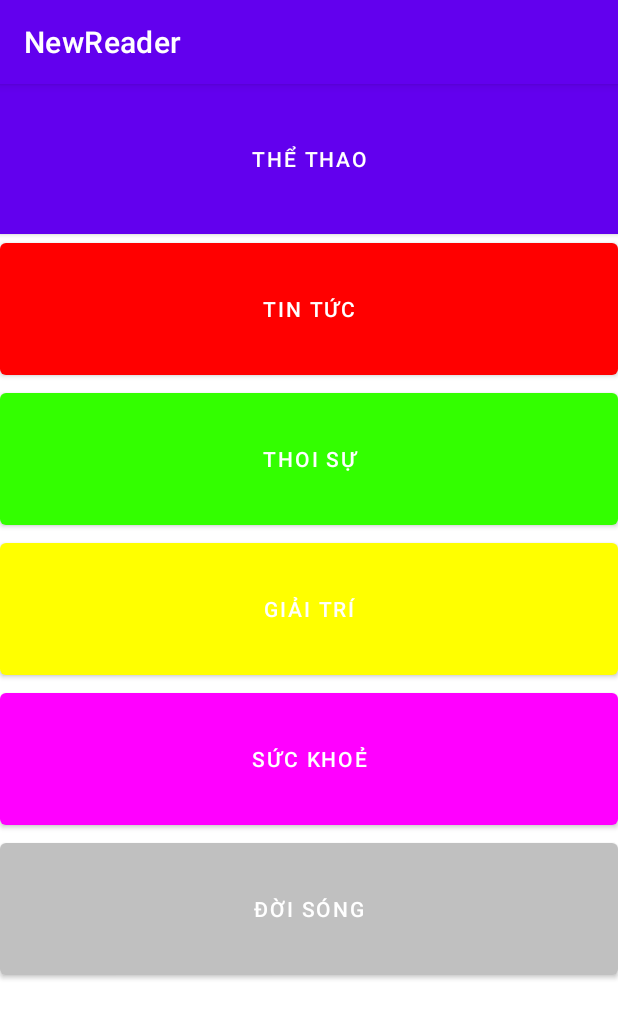
After one commit to VANDINHHOAI/NewsReader, an Android app: the BaoMoiActivity screen opened directly, with no data from a screen before it, on a phone screen of 412 x 824 dp. The commit adds this screen. Shown: the top 1019 px of the screen. Run offline under Robolectric (Android 15) with nearby library versions, the phone set to English and light mode, and no system bars.

Commit message:
second commit

```diff
--- /dev/null
+++ b/app/src/main/java/com/example/newreader/BaoMoiActivity.java
@@ -0,0 +1,87 @@
+package com.example.newreader;
+
+import androidx.appcompat.app.AppCompatActivity;
+import androidx.core.content.ContextCompat;
+
+import android.content.Intent;
+import android.os.Bundle;
+import android.view.View;
+import android.widget.Button;
+
+public class BaoMoiActivity extends AppCompatActivity {
+
+    Button btnTheThao, btnTinTuc, btnThoiSu, btnGiaiTri, btnSucKhoe, btnDoiSong;
+    @Override
+    protected void onCreate(Bundle savedInstanceState) {
+        super.onCreate(savedInstanceState);
+        setContentView(R.layout.activity_bao_moi);
+
+        btnTheThao = findViewById(R.id.buttonTheThaoBm);
+        btnTinTuc = findViewById(R.id.buttonTinTucBm);
+        btnThoiSu = findViewById(R.id.buttonThoisuBm);
+        btnGiaiTri = findViewById(R.id.buttonGiaitriBm);
+        btnSucKhoe = findViewById(R.id.buttonSuckhoeBm);
+        btnDoiSong = findViewById(R.id.buttonDoiSongBm);
+
+        btnTheThao.setBackgroundColor(ContextCompat.getColor(this, R.color.teal_700));
+        btnTinTuc.setBackgroundColor(ContextCompat.getColor(this, R.color.red));
+        btnThoiSu.setBackgroundColor(ContextCompat.getColor(this, R.color.green));
+        btnGiaiTri.setBackgroundColor(ContextCompat.getColor(this, R.color.yellow));
+        btnSucKhoe.setBackgroundColor(ContextCompat.getColor(this, R.color.pink));
+        btnDoiSong.setBackgroundColor(ContextCompat.getColor(this, R.color.silver));
+
+        btnTheThao.setOnClickListener(new View.OnClickListener() {
+            @Override
+            public void onClick(View v) {
+                String link = "https://tuoitre.vn/rss/the-thao.rss";
+                pushLink(link);
+            }
+        });
+
+        btnTinTuc.setOnClickListener(new View.OnClickListener() {
+            @Override
+            public void onClick(View v) {
+                String link = "https://tuoitre.vn/rss/tin-tuc.rss";
+                pushLink(link);
+            }
+        });
+
+        btnThoiSu.setOnClickListener(new View.OnClickListener() {
+            @Override
+            public void onClick(View v) {
+                String link = "https://tuoitre.vn/rss/thoi-su.rss";
+                pushLink(link);
+            }
+        });
+
+        btnGiaiTri.setOnClickListener(new View.OnClickListener() {
+            @Override
+            public void onClick(View v) {
+                String link = "https://tuoitre.vn/rss/giai-tri.rss";
+                pushLink(link);
+            }
+        });
+
+        btnSucKhoe.setOnClickListener(new View.OnClickListener() {
+            @Override
+            public void onClick(View v) {
+                String link = "https://tuoitre.vn/rss/suc-khoe.rss";
+                pushLink(link);
+            }
+        });
+
+        btnDoiSong.setOnClickListener(new View.OnClickListener() {
+            @Override
+            public void onClick(View v) {
+                String link = "https://tuoitre.vn/rss/doi-song.rss";
+                pushLink(link);
+            }
+        });
+    }
+
+    private void pushLink(String link) {
+        Intent intent = new Intent(BaoMoiActivity.this, MainActivity.class);
+        intent.putExtra("LINK", link);
+        startActivity(intent);
+    }
+}
--- /dev/null
+++ b/app/src/main/res/layout/activity_bao_moi.xml
@@ -0,0 +1,58 @@
+<?xml version="1.0" encoding="utf-8"?>
+<LinearLayout xmlns:android="http://schemas.android.com/apk/res/android"
+    xmlns:app="http://schemas.android.com/apk/res-auto"
+    xmlns:tools="http://schemas.android.com/tools"
+    android:layout_width="match_parent"
+    android:layout_height="match_parent"
+    tools:context=".HomeActivity"
+    android:orientation="vertical">
+
+    <Button
+        android:id="@+id/buttonTheThaoBm"
+        android:layout_width="match_parent"
+        android:background="@color/teal_700"
+        android:layout_height="100dp"
+        android:text="thể thao"
+        tools:layout_editor_absoluteX="58dp"
+        tools:layout_editor_absoluteY="68dp" />
+
+    <Button
+        android:id="@+id/buttonTinTucBm"
+        android:layout_width="match_parent"
+        android:layout_height="100dp"
+        android:text="tin tức"
+        tools:layout_editor_absoluteX="58dp"
+        tools:layout_editor_absoluteY="68dp" />
+
+    <Button
+        android:id="@+id/buttonThoisuBm"
+        android:layout_width="match_parent"
+        android:layout_height="100dp"
+        android:text="thoi sự"
+        tools:layout_editor_absoluteX="58dp"
+        tools:layout_editor_absoluteY="68dp" />
+
+    <Button
+        android:id="@+id/buttonGiaitriBm"
+        android:layout_width="match_parent"
+        android:layout_height="100dp"
+        android:text="giải trí"
+        tools:layout_editor_absoluteX="58dp"
+        tools:layout_editor_absoluteY="68dp" />
+
+    <Button
+        android:id="@+id/buttonSuckhoeBm"
+        android:layout_width="match_parent"
+        android:layout_height="100dp"
+        android:text="sức khoẻ"
+        tools:layout_editor_absoluteX="58dp"
+        tools:layout_editor_absoluteY="68dp" />
+
+    <Button
+        android:id="@+id/buttonDoiSongBm"
+        android:layout_width="match_parent"
+        android:layout_height="100dp"
+        android:text="đời sóng"
+        tools:layout_editor_absoluteX="58dp"
+        tools:layout_editor_absoluteY="68dp" />
+</LinearLayout>
--- a/app/src/main/res/values/colors.xml
+++ b/app/src/main/res/values/colors.xml
@@ -7,4 +7,10 @@
     <color name="teal_700">#FF018786</color>
     <color name="black">#FF000000</color>
     <color name="white">#FFFFFFFF</color>
+    <color name="yellow">#FFFF00</color>
+    <color name="pink">#FF00FF</color>
+    <color name="red">#FF0000</color>
+    <color name="silver">#C0C0C0</color>
+    <color name="purple">#800080</color>
+    <color name="green">#33FF00</color>
 </resources>
```
Also changed, not shown: app/src/main/AndroidManifest.xml (+12 -0 lines), app/src/main/java/com/example/newreader/BaoThanhNienActivity.java (added, +88 -0 lines), app/src/main/java/com/example/newreader/HomeActivity.java (added, +45 -0 lines), app/src/main/java/com/example/newreader/MainActivity.java (+10 -4 lines), app/src/main/java/com/example/newreader/VnexpressActivity.java (added, +89 -0 lines), app/src/main/res/layout/activity_bao_thanh_nien.xml (added, +57 -0 lines), app/src/main/res/layout/activity_home.xml (added, +20 -0 lines), app/src/main/res/layout/activity_vnexpress.xml (added, +57 -0 lines), app/src/main/res/menu/news_menu.xml (added, +14 -0 lines).
